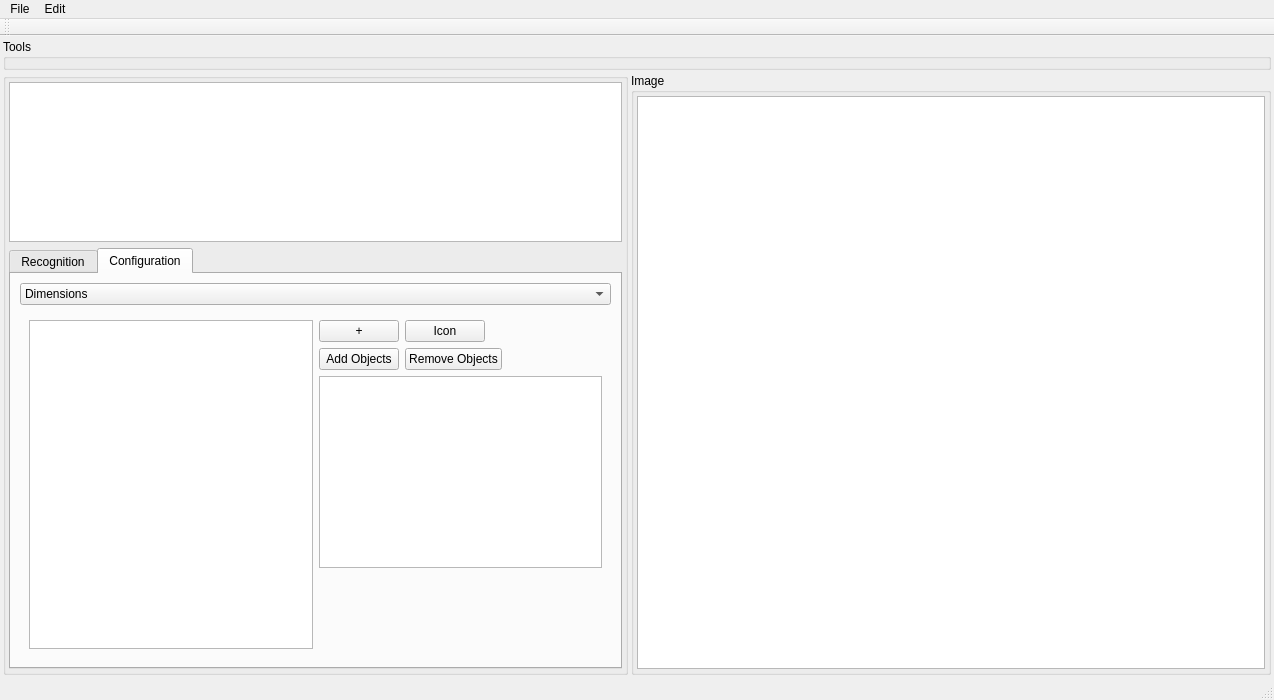
This is apps/BloodCellApp/mainwindow.ui in vheinitz/ai as Qt 5 draws it before an edit. The edited form follows.
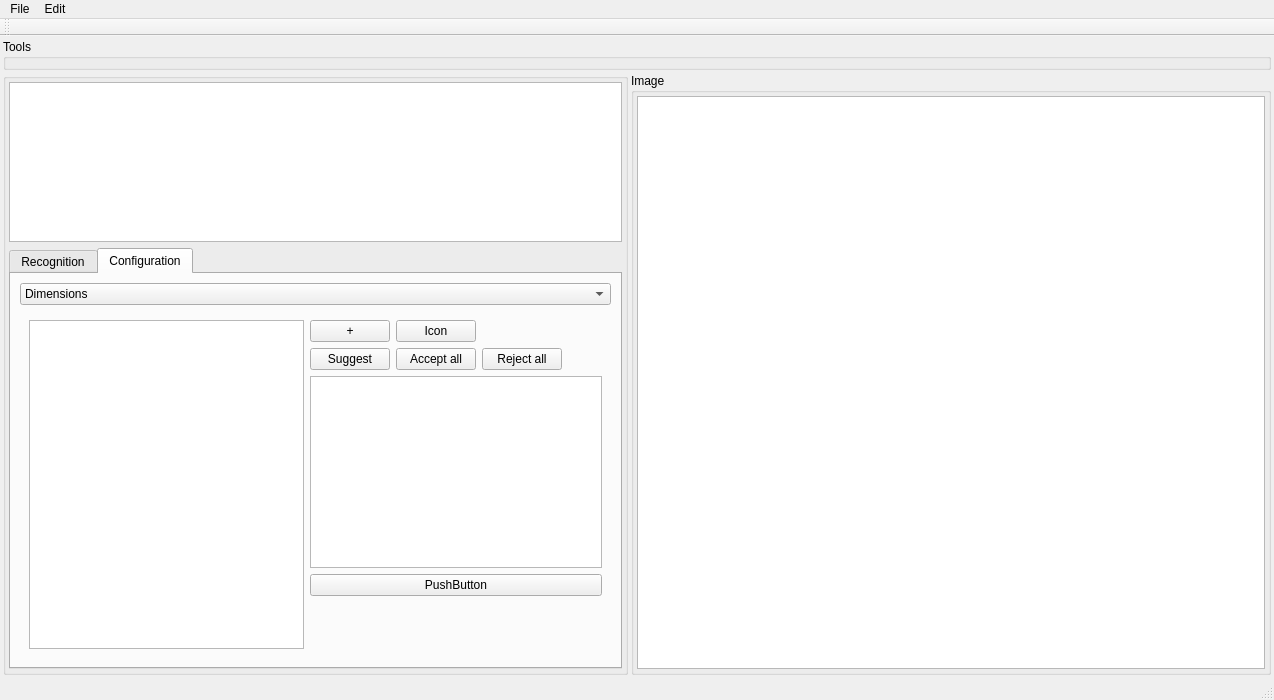
This is the edited form.

```diff
--- a/apps/BloodCellApp/mainwindow.ui
+++ b/apps/BloodCellApp/mainwindow.ui
@@ -414,20 +414,21 @@
                      <item>
                       <widget class="QPushButton" name="bSelectObjects">
                        <property name="text">
-                        <string>Add Objects</string>
+                        <string>Suggest</string>
                        </property>
-                       <property name="checkable">
-                        <bool>true</bool>
-                       </property>
                       </widget>
                      </item>
                      <item>
                       <widget class="QPushButton" name="bREmoveObjects">
                        <property name="text">
-                        <string>Remove Objects</string>
+                        <string>Accept all</string>
                        </property>
-                       <property name="checkable">
-                        <bool>true</bool>
+                      </widget>
+                     </item>
+                     <item>
+                      <widget class="QPushButton" name="bRejectAllSuggested">
+                       <property name="text">
+                        <string>Reject all</string>
                        </property>
                       </widget>
                      </item>
@@ -449,6 +450,17 @@
                    <item>
                     <widget class="QListView" name="lvModelImages"/>
                    </item>
+                   <item>
+                    <layout class="QHBoxLayout" name="horizontalLayout_8">
+                     <item>
+                      <widget class="QPushButton" name="pushButton">
+                       <property name="text">
+                        <string>PushButton</string>
+                       </property>
+                      </widget>
+                     </item>
+                    </layout>
+                   </item>
                    <item>
                     <spacer name="verticalSpacer_3">
                      <property name="orientation">
```
Left out of the diff: 6 changed lines with no effect on the pictures.
